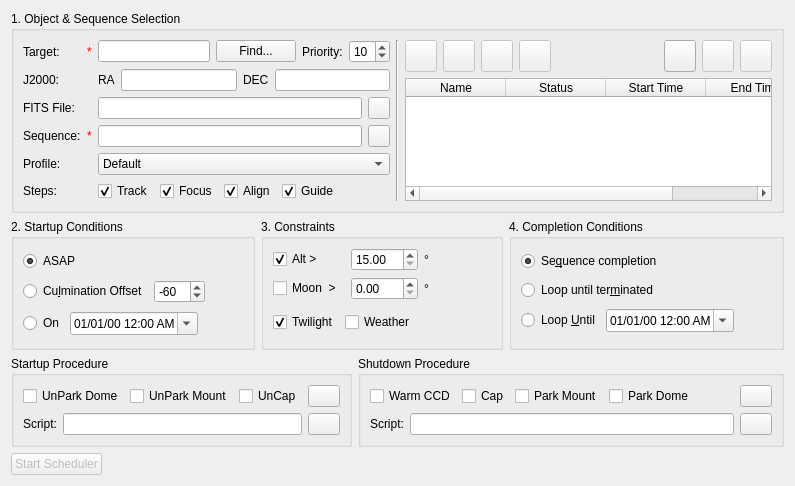
Qt form kstars/ekos/scheduler.ui (KDE/kstars) before a commit.
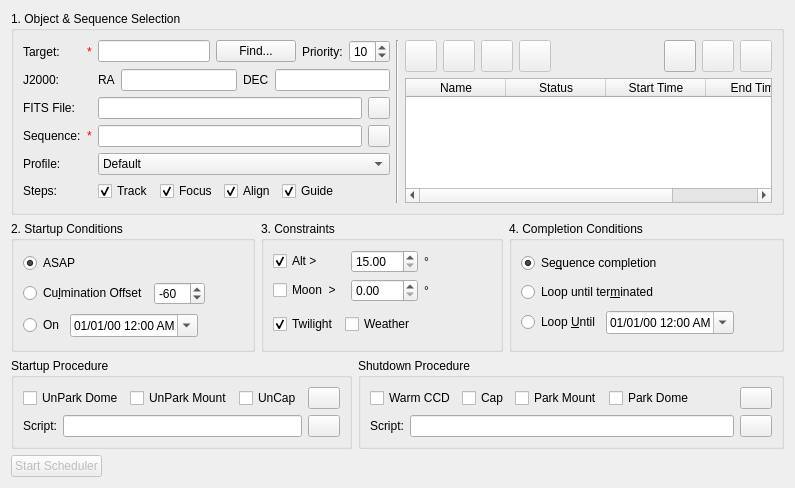
The same form after that commit. Custom widgets are drawn as their Qt base class.

```diff
--- a/kstars/ekos/scheduler.ui
+++ b/kstars/ekos/scheduler.ui
@@ -7,7 +7,7 @@
     <x>0</x>
     <y>0</y>
     <width>722</width>
-    <height>460</height>
+    <height>488</height>
    </rect>
   </property>
   <layout class="QVBoxLayout" name="verticalLayout_6">
```
Left out of the diff: 12 changed lines with no effect on the pictures.
